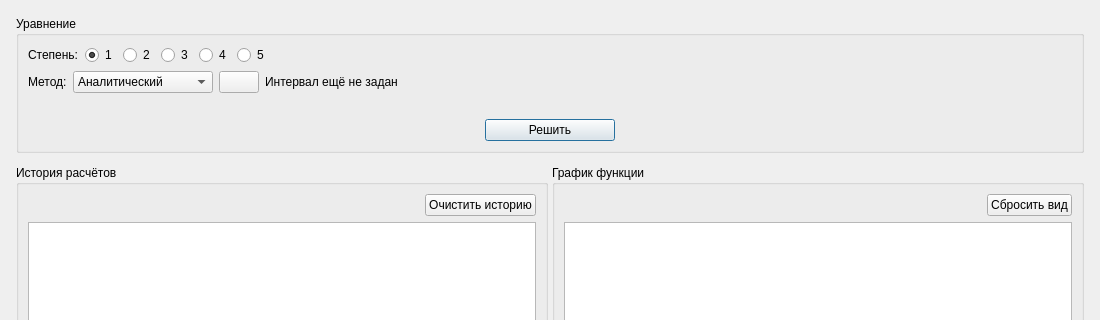
This is src/PolynomialSolver.UI/MainWindow.ui in Modi663/PolynomialSolver as Qt 5 draws it before an edit; both pictures show x 0 to 1100 and y 0 to 320 of the 1100 by 720 pixel window. The edited form follows.
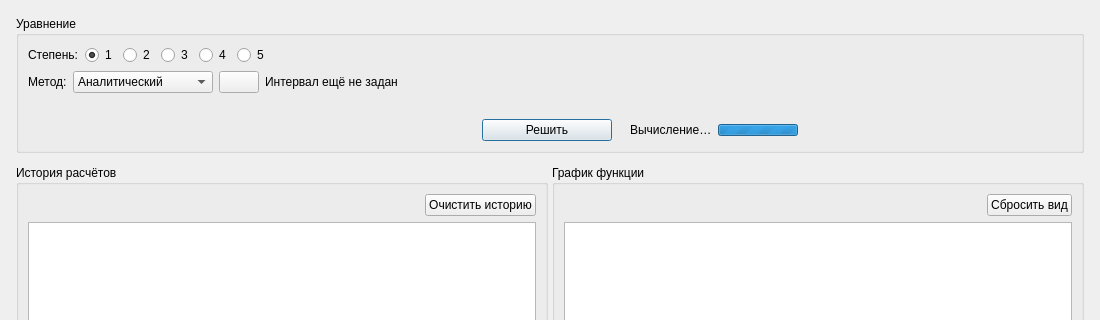
This is the edited form. Custom widgets are drawn as their Qt base class.

```diff
--- a/src/PolynomialSolver.UI/MainWindow.ui
+++ b/src/PolynomialSolver.UI/MainWindow.ui
@@ -231,7 +231,7 @@
         </layout>
        </item>
        <item>
-        <layout class="QHBoxLayout" name="actionLayout">
+        <layout class="QHBoxLayout" name="actionLayout" stretch="1,0,1">
          <item>
           <spacer name="actionLeftSpacer">
            <property name="orientation">
@@ -262,17 +262,33 @@
           </widget>
          </item>
          <item>
-          <spacer name="actionRightSpacer">
-           <property name="orientation">
-            <enum>Qt::Orientation::Horizontal</enum>
-           </property>
-           <property name="sizeHint" stdset="0">
-            <size>
-             <width>40</width>
-             <height>20</height>
-            </size>
-           </property>
-          </spacer>
+          <widget class="QWidget" name="loadingContainer">
+           <layout class="QHBoxLayout" name="loadingLayout">
+            <property name="leftMargin"><number>12</number></property>
+            <property name="topMargin"><number>0</number></property>
+            <property name="rightMargin"><number>0</number></property>
+            <property name="bottomMargin"><number>0</number></property>
+            <item>
+             <widget class="QLabel" name="loadingLabel">
+              <property name="text"><string>Вычисление…</string></property>
+             </widget>
+            </item>
+            <item>
+             <widget class="QProgressBar" name="loadingIndicator">
+              <property name="maximumSize"><size><width>80</width><height>12</height></size></property>
+              <property name="maximum"><number>0</number></property>
+              <property name="value"><number>-1</number></property>
+              <property name="textVisible"><bool>false</bool></property>
+             </widget>
+            </item>
+            <item>
+             <spacer name="loadingSpacer">
+              <property name="orientation"><enum>Qt::Horizontal</enum></property>
+              <property name="sizeHint" stdset="0"><size><width>0</width><height>0</height></size></property>
+             </spacer>
+            </item>
+           </layout>
+          </widget>
          </item>
         </layout>
        </item>
```
